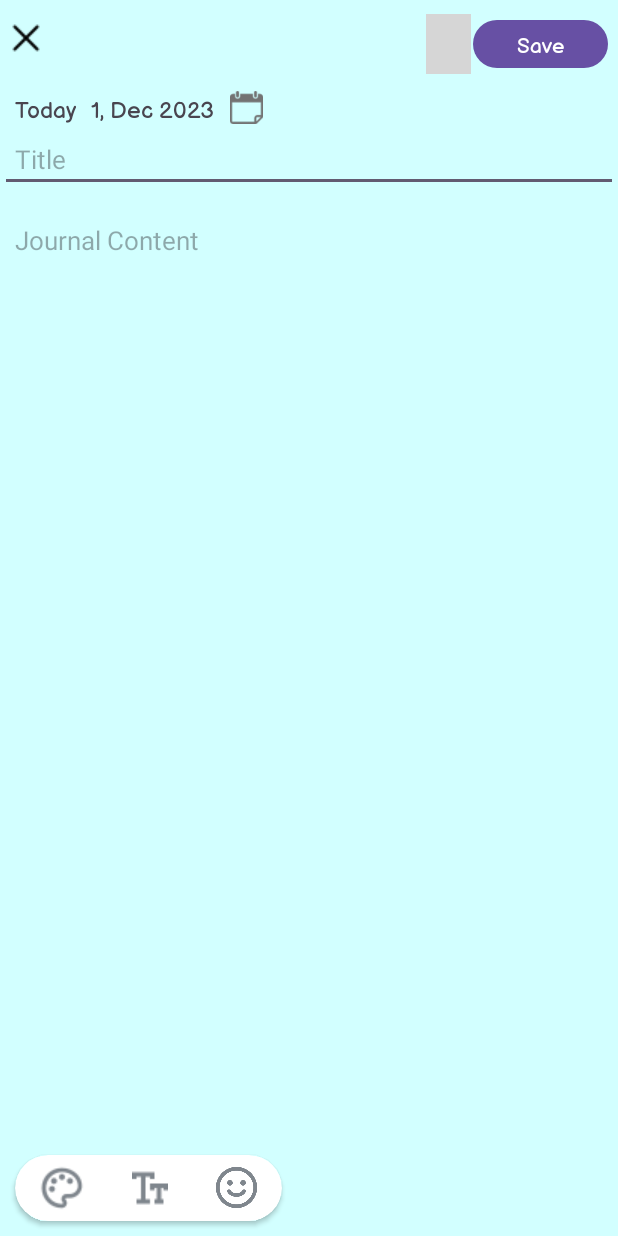
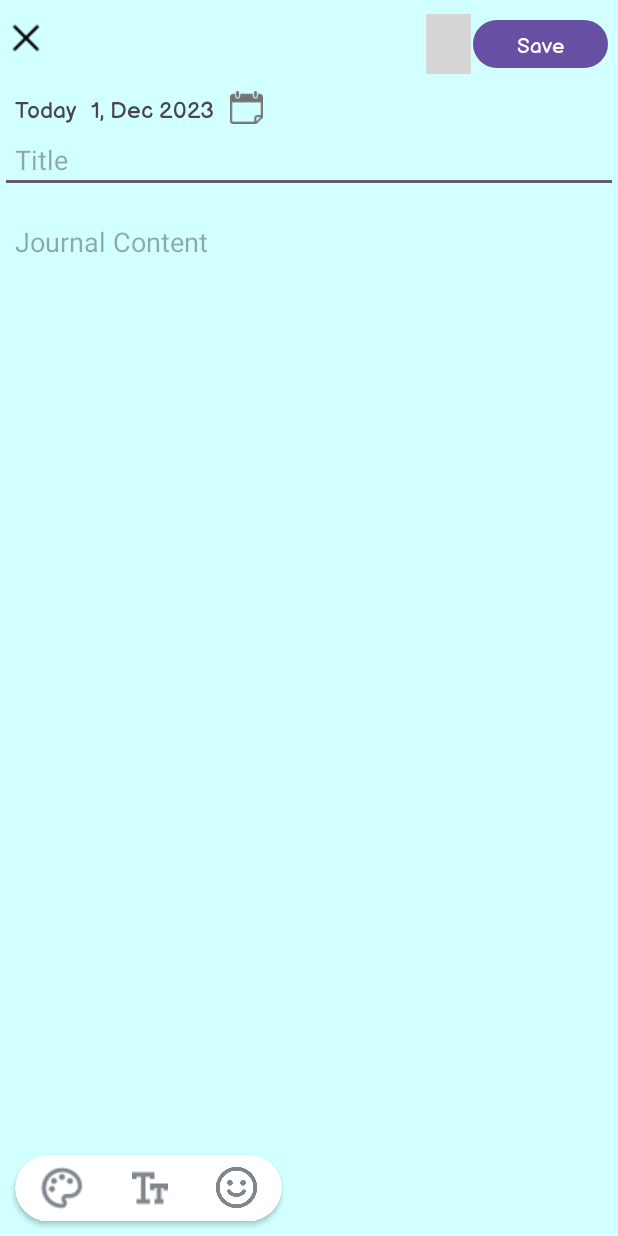
Before and after one commit to RushvikAllampally/super_journal_app, an Android app: the DreamJournal screen opened directly, with no data from a screen before it, on a phone screen of 412 x 824 dp. Run offline under Robolectric (Android 15) with nearby library versions, the phone set to English and light mode, and no system bars; our stand-ins replace Room's generated code; libraries missing offline, so code that uses them is left out: com.vanniktech.emoji; plain views replace EmojiEditText; Roboto replaces fonts that are not available here; 1 statement that could not run was skipped; grey boxes are pictures that could not be loaded.

Commit message:
journal font chngs & bug fix

```diff
--- a/app/src/main/java/com/example/superjournalapp/screens/journals/BulletJournal.java
+++ b/app/src/main/java/com/example/superjournalapp/screens/journals/BulletJournal.java
@@ -121,6 +121,7 @@ public class BulletJournal extends AppCompatActivity {
                 String formattedDate = dateFormat.format(bulletJournalEntity.getJournalCreatedOn());
 
                 selectJournalDate.setText(formattedDate);
+                selectedDate = bulletJournalEntity.getJournalCreatedOn();
 
             } else {
                 selectJournalDate.setText(calendar.get(Calendar.DAY_OF_MONTH) + ", " + getMonthName(String.valueOf(calendar.get(Calendar.MONTH) + 1)) + " " + calendar.get(Calendar.YEAR));
--- a/app/src/main/java/com/example/superjournalapp/screens/journals/DreamJournal.java
+++ b/app/src/main/java/com/example/superjournalapp/screens/journals/DreamJournal.java
@@ -125,6 +125,7 @@ public class DreamJournal extends AppCompatActivity {
                 String formattedDate = dateFormat.format(dreamJournalEntity.getJournalCreatedOn());
 
                 selectJournalDate.setText(formattedDate);
+                selectedDate = dreamJournalEntity.getJournalCreatedOn();
 
             } else {
                 selectJournalDate.setText(calendar.get(Calendar.DAY_OF_MONTH) + ", " + getMonthName(String.valueOf(calendar.get(Calendar.MONTH) + 1)) + " " + calendar.get(Calendar.YEAR));
--- a/app/src/main/java/com/example/superjournalapp/screens/journals/GratitudeJournal.java
+++ b/app/src/main/java/com/example/superjournalapp/screens/journals/GratitudeJournal.java
@@ -138,6 +138,7 @@ public class GratitudeJournal extends AppCompatActivity {
                 String formattedDate = dateFormat.format(gratitudeJournal.getJournalCreatedOn());
 
                 selectJournalDate.setText(formattedDate);
+                selectedDate = gratitudeJournal.getJournalCreatedOn();
 
             } else {
                 selectJournalDate.setText(calendar.get(Calendar.DAY_OF_MONTH) + ", " + getMonthName(String.valueOf(calendar.get(Calendar.MONTH) + 1)) + " " + calendar.get(Calendar.YEAR));
--- a/app/src/main/java/com/example/superjournalapp/screens/journals/ReflectiveJournal.java
+++ b/app/src/main/java/com/example/superjournalapp/screens/journals/ReflectiveJournal.java
@@ -25,7 +25,6 @@ import com.example.superjournalapp.R;
 import com.example.superjournalapp.constants.ApplicationConstants;
 import com.example.superjournalapp.database.DatabaseHelper;
 import com.example.superjournalapp.entity.Journal;
-import com.example.superjournalapp.entity.JournalCategories.BulletJournalEntity;
 import com.example.superjournalapp.entity.JournalCategories.ReflectiveJournalEntity;
 import com.example.superjournalapp.screens.fragments.HomeFragment;
 import com.example.superjournalapp.screens.fragments.JournalListFragment;
@@ -125,6 +124,7 @@ public class ReflectiveJournal extends AppCompatActivity {
                 String formattedDate = dateFormat.format(reflectiveJournalEntity.getJournalCreatedOn());
 
                 selectJournalDate.setText(formattedDate);
+                selectedDate = reflectiveJournalEntity.getJournalCreatedOn();
 
             } else {
                 selectJournalDate.setText(calendar.get(Calendar.DAY_OF_MONTH) + ", " + getMonthName(String.valueOf(calendar.get(Calendar.MONTH) + 1)) + " " + calendar.get(Calendar.YEAR));
--- a/app/src/main/res/layout/activity_dream_journal.xml
+++ b/app/src/main/res/layout/activity_dream_journal.xml
@@ -86,7 +86,7 @@
         android:hint="Title"
         android:inputType="text"
         android:padding="10dp"
-        android:textSize="17sp" />
+        android:textSize="@dimen/text_size_medium" />
 
     <!-- Journal Entry Form -->
     <ScrollView
@@ -112,7 +112,7 @@
                 android:background="@android:color/transparent"
                 android:hint="Journal Content"
                 android:inputType="textMultiLine"
-                android:textSize="17sp" />
+                android:textSize="@dimen/text_size_medium" />
 
         </LinearLayout>
 
--- a/app/src/main/res/layout/activity_gratitude_journal.xml
+++ b/app/src/main/res/layout/activity_gratitude_journal.xml
@@ -96,7 +96,7 @@
             android:fontFamily="@font/balsamiqsans_regular"
             android:text="List things that you are grateful for today ?"
             android:layout_weight="1"
-            android:textSize="20sp" />
+            android:textSize="@dimen/text_size_ultra_medium" />
 
         <ImageButton
             android:id="@+id/prompt_icon"
@@ -136,7 +136,7 @@
                 android:background="@android:color/transparent"
                 android:hint="Journal Content"
                 android:inputType="textMultiLine"
-                android:textSize="17sp" />
+                android:textSize="@dimen/text_size_medium" />
 
         </LinearLayout>
 
--- a/app/src/main/res/layout/activity_reflective_journal.xml
+++ b/app/src/main/res/layout/activity_reflective_journal.xml
@@ -87,7 +87,7 @@
         android:layout_height="wrap_content"
         android:layout_marginBottom="10dp"
         android:padding="10dp"
-        android:textSize="17sp"
+        android:textSize="@dimen/text_size_medium"
         android:hint="Title"
         android:inputType="text" />
 
@@ -109,7 +109,7 @@
                 android:layout_width="match_parent"
                 android:layout_height="wrap_content"
                 android:layout_marginBottom="16dp"
-                android:textSize="17sp"
+                android:textSize="@dimen/text_size_medium"
                 android:hint="Journal Content"
                 android:background="@android:color/transparent"
                 android:inputType="textMultiLine" />
--- a/app/src/main/res/values/dimens.xml
+++ b/app/src/main/res/values/dimens.xml
@@ -2,6 +2,7 @@
 <resources>
     <dimen name="text_size_small">15sp</dimen>
     <dimen name="text_size_medium">18sp</dimen>
-    <dimen name="stext_size_large">22sp</dimen>
+    <dimen name="text_size_ultra_medium">20sp</dimen>
+    <dimen name="text_size_large">22sp</dimen>
     <dimen name="text_size_ultra_large">25sp</dimen>
 </resources>
--- a/settings.gradle.kts
+++ b/settings.gradle.kts
@@ -19,5 +19,5 @@ dependencyResolutionManagement {
     }
 }
 
-rootProject.name = "SUper Journal App"
+rootProject.name = "DiaryVerse"
 include(":app")
```
